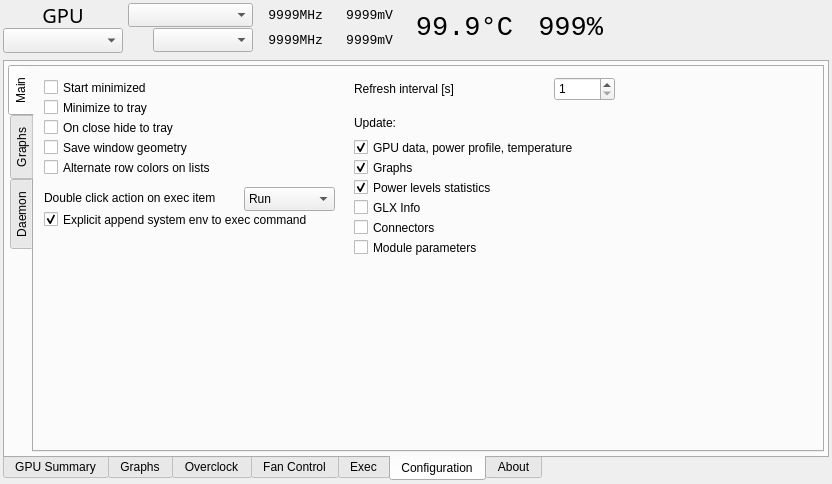
Above: radeon-profile/radeon_profile.ui from marazmista/radeon-profile before the change. Below: the same form after it.
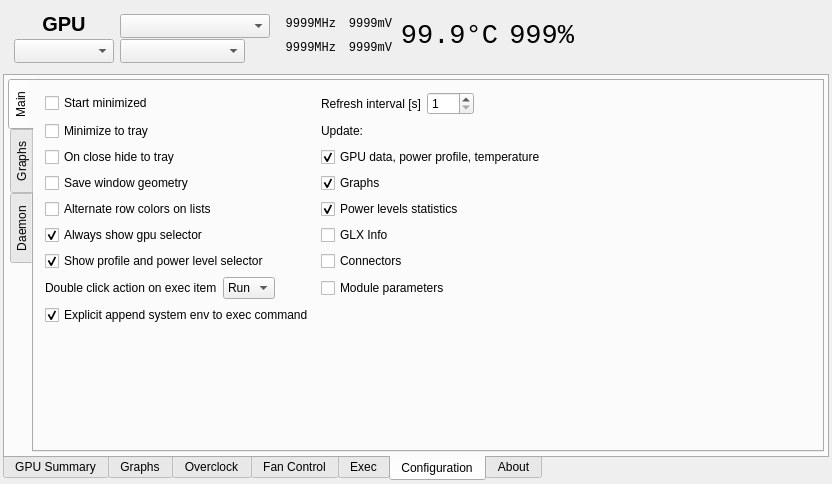
That is the form after the change. The open tabs and pages were chosen to show the change. Icons and pictures are not drawn. Custom widgets are drawn as their Qt base class.

Commit message: Added option to hide header combos

Diff of the .ui file:
```diff
--- a/radeon-profile/radeon_profile.ui
+++ b/radeon-profile/radeon_profile.ui
@@ -45,137 +45,29 @@
       <property name="minimumSize">
        <size>
         <width>696</width>
-        <height>51</height>
+        <height>65</height>
        </size>
       </property>
-      <widget class="QLabel" name="label">
-       <property name="geometry">
-        <rect>
-         <x>30</x>
-         <y>0</y>
-         <width>60</width>
-         <height>24</height>
-        </rect>
-       </property>
-       <property name="font">
-        <font>
-         <family>Noto Sans</family>
-         <pointsize>15</pointsize>
-        </font>
-       </property>
-       <property name="text">
-        <string>GPU</string>
-       </property>
-       <property name="alignment">
-        <set>Qt::AlignCenter</set>
-       </property>
-      </widget>
-      <widget class="QComboBox" name="combo_gpus">
-       <property name="geometry">
-        <rect>
-         <x>0</x>
-         <y>25</y>
-         <width>120</width>
-         <height>25</height>
-        </rect>
-       </property>
-       <property name="sizePolicy">
-        <sizepolicy hsizetype="Preferred" vsizetype="Minimum">
-         <horstretch>0</horstretch>
-         <verstretch>0</verstretch>
-        </sizepolicy>
-       </property>
-       <property name="font">
-        <font>
-         <family>Monospace</family>
-         <pointsize>10</pointsize>
-        </font>
-       </property>
-       <property name="toolTip">
-        <string>Selected GPU</string>
-       </property>
-      </widget>
-      <widget class="QComboBox" name="combo_pProfile">
-       <property name="geometry">
-        <rect>
-         <x>125</x>
-         <y>0</y>
-         <width>125</width>
-         <height>24</height>
-        </rect>
-       </property>
-       <property name="minimumSize">
+      <layout class="QGridLayout" name="gridLayout_3">
+       <item row="0" column="6">
+        <spacer name="horizontalSpacer_7">
+         <property name="orientation">
+          <enum>Qt::Horizontal</enum>
+         </property>
+         <property name="sizeHint" stdset="0">
         <size>
-         <width>100</width>
-         <height>24</height>
-        </size>
-       </property>
-       <property name="maximumSize">
-        <size>
-         <width>160</width>
-         <height>24</height>
-        </size>
-       </property>
-       <property name="font">
-        <font>
-         <family>Monospace</family>
-         <pointsize>10</pointsize>
-        </font>
-       </property>
-       <property name="toolTip">
-        <string>Power profile</string>
-       </property>
-      </widget>
-      <widget class="QComboBox" name="combo_pLevel">
-       <property name="geometry">
-        <rect>
-         <x>150</x>
-         <y>25</y>
-         <width>100</width>
-         <height>24</height>
-        </rect>
-       </property>
-       <property name="minimumSize">
-        <size>
-         <width>100</width>
-         <height>24</height>
-        </size>
-       </property>
-       <property name="maximumSize">
-        <size>
-         <width>160</width>
-         <height>24</height>
-        </size>
-       </property>
-       <property name="font">
-        <font>
-         <family>Monospace</family>
-         <pointsize>10</pointsize>
-        </font>
-       </property>
-       <property name="toolTip">
-        <string>Power level</string>
-       </property>
-      </widget>
+           <width>40</width>
+           <height>20</height>
+          </size>
+         </property>
+        </spacer>
+       </item>
+       <item row="0" column="5" rowspan="2">
       <widget class="QLabel" name="l_fanSpeed">
-       <property name="geometry">
-        <rect>
-         <x>530</x>
-         <y>0</y>
-         <width>70</width>
-         <height>50</height>
-        </rect>
-       </property>
        <property name="minimumSize">
         <size>
-         <width>40</width>
-         <height>40</height>
-        </size>
-       </property>
-       <property name="maximumSize">
-        <size>
-         <width>90</width>
-         <height>50</height>
+           <width>70</width>
+           <height>0</height>
         </size>
        </property>
        <property name="font">
@@ -194,25 +86,102 @@
         <set>Qt::AlignRight|Qt::AlignTrailing|Qt::AlignVCenter</set>
        </property>
       </widget>
+       </item>
+       <item row="0" column="1">
+        <widget class="QComboBox" name="combo_pProfile">
+         <property name="minimumSize">
+          <size>
+           <width>150</width>
+           <height>24</height>
+          </size>
+         </property>
+         <property name="maximumSize">
+          <size>
+           <width>150</width>
+           <height>25</height>
+          </size>
+         </property>
+         <property name="font">
+          <font>
+           <family>Monospace</family>
+          </font>
+         </property>
+         <property name="toolTip">
+          <string>Power profile</string>
+         </property>
+        </widget>
+       </item>
+       <item row="1" column="3">
+        <widget class="QLabel" name="l_mVolt">
+         <property name="minimumSize">
+          <size>
+           <width>50</width>
+           <height>0</height>
+          </size>
+         </property>
+         <property name="font">
+          <font>
+           <family>Monospace</family>
+          </font>
+         </property>
+         <property name="toolTip">
+          <string>I/O voltage</string>
+         </property>
+         <property name="text">
+          <string>9999mV</string>
+         </property>
+         <property name="alignment">
+          <set>Qt::AlignRight|Qt::AlignTrailing|Qt::AlignVCenter</set>
+         </property>
+        </widget>
+       </item>
+       <item row="0" column="2">
+        <widget class="QLabel" name="l_cClk">
+         <property name="minimumSize">
+          <size>
+           <width>60</width>
+           <height>0</height>
+          </size>
+         </property>
+         <property name="font">
+          <font>
+           <family>Monospace</family>
+          </font>
+         </property>
+         <property name="toolTip">
+          <string>GPU clock</string>
+         </property>
+         <property name="text">
+          <string>9999MHz</string>
+         </property>
+         <property name="alignment">
+          <set>Qt::AlignRight|Qt::AlignTrailing|Qt::AlignVCenter</set>
+         </property>
+        </widget>
+       </item>
+       <item row="0" column="0">
+        <widget class="QLabel" name="label">
+         <property name="font">
+          <font>
+           <pointsize>15</pointsize>
+           <weight>75</weight>
+           <bold>true</bold>
+          </font>
+         </property>
+         <property name="text">
+          <string>GPU</string>
+         </property>
+         <property name="alignment">
+          <set>Qt::AlignCenter</set>
+         </property>
+        </widget>
+       </item>
+       <item row="0" column="4" rowspan="2">
       <widget class="QLabel" name="l_temp">
-       <property name="geometry">
-        <rect>
-         <x>410</x>
-         <y>0</y>
-         <width>100</width>
-         <height>50</height>
-        </rect>
-       </property>
        <property name="minimumSize">
         <size>
-         <width>40</width>
-         <height>40</height>
-        </size>
-       </property>
-       <property name="maximumSize">
-        <size>
-         <width>120</width>
-         <height>50</height>
+           <width>100</width>
+           <height>0</height>
         </size>
        </property>
        <property name="font">
@@ -231,68 +200,42 @@
         <set>Qt::AlignRight|Qt::AlignTrailing|Qt::AlignVCenter</set>
        </property>
       </widget>
-      <widget class="QLabel" name="l_cClk">
-       <property name="geometry">
-        <rect>
-         <x>260</x>
-         <y>0</y>
-         <width>60</width>
-         <height>25</height>
-        </rect>
-       </property>
+       </item>
+       <item row="1" column="0">
+        <widget class="QComboBox" name="combo_gpus">
        <property name="minimumSize">
         <size>
-         <width>40</width>
-         <height>20</height>
+           <width>100</width>
+           <height>24</height>
         </size>
        </property>
        <property name="maximumSize">
         <size>
-         <width>70</width>
+           <width>100</width>
          <height>25</height>
         </size>
        </property>
        <property name="font">
         <font>
          <family>Monospace</family>
-         <pointsize>10</pointsize>
         </font>
        </property>
        <property name="toolTip">
-        <string>GPU clock</string>
-       </property>
-       <property name="text">
-        <string>9999MHz</string>
-       </property>
-       <property name="alignment">
-        <set>Qt::AlignRight|Qt::AlignTrailing|Qt::AlignVCenter</set>
-       </property>
-      </widget>
+          <string>Selected GPU</string>
+         </property>
+        </widget>
+       </item>
+       <item row="1" column="2">
       <widget class="QLabel" name="l_mClk">
-       <property name="geometry">
-        <rect>
-         <x>260</x>
-         <y>25</y>
-         <width>60</width>
-         <height>25</height>
-        </rect>
-       </property>
        <property name="minimumSize">
         <size>
-         <width>40</width>
-         <height>20</height>
-        </size>
-       </property>
-       <property name="maximumSize">
-        <size>
-         <width>70</width>
-         <height>25</height>
+           <width>60</width>
+           <height>0</height>
         </size>
        </property>
        <property name="font">
         <font>
          <family>Monospace</family>
-         <pointsize>10</pointsize>
         </font>
        </property>
        <property name="toolTip">
@@ -305,39 +248,23 @@
         <set>Qt::AlignRight|Qt::AlignTrailing|Qt::AlignVCenter</set>
        </property>
       </widget>
+       </item>
+       <item row="0" column="3">
       <widget class="QLabel" name="l_cVolt">
-       <property name="geometry">
-        <rect>
-         <x>340</x>
-         <y>0</y>
-         <width>50</width>
-         <height>25</height>
-        </rect>
-       </property>
        <property name="minimumSize">
         <size>
-         <width>40</width>
-         <height>20</height>
-        </size>
-       </property>
-       <property name="maximumSize">
-        <size>
-         <width>80</width>
-         <height>25</height>
+           <width>50</width>
+           <height>0</height>
         </size>
        </property>
        <property name="font">
         <font>
          <family>Monospace</family>
-         <pointsize>10</pointsize>
         </font>
        </property>
        <property name="toolTip">
         <string>GPU voltage</string>
        </property>
-       <property name="lineWidth">
-        <number>1</number>
-       </property>
        <property name="text">
         <string>9999mV</string>
        </property>
@@ -345,43 +272,32 @@
         <set>Qt::AlignRight|Qt::AlignTrailing|Qt::AlignVCenter</set>
        </property>
       </widget>
-      <widget class="QLabel" name="l_mVolt">
-       <property name="geometry">
-        <rect>
-         <x>340</x>
-         <y>25</y>
-         <width>50</width>
-         <height>25</height>
-        </rect>
-       </property>
+       </item>
+       <item row="1" column="1">
+        <widget class="QComboBox" name="combo_pLevel">
        <property name="minimumSize">
         <size>
-         <width>40</width>
-         <height>20</height>
+           <width>125</width>
+           <height>24</height>
         </size>
        </property>
        <property name="maximumSize">
         <size>
-         <width>60</width>
+           <width>125</width>
          <height>25</height>
         </size>
        </property>
        <property name="font">
         <font>
          <family>Monospace</family>
-         <pointsize>10</pointsize>
         </font>
        </property>
        <property name="toolTip">
-        <string>I/O voltage</string>
-       </property>
-       <property name="text">
-        <string>9999mV</string>
-       </property>
-       <property name="alignment">
-        <set>Qt::AlignRight|Qt::AlignTrailing|Qt::AlignVCenter</set>
-       </property>
-      </widget>
+          <string>Power level</string>
+         </property>
+        </widget>
+       </item>
+      </layout>
      </widget>
     </item>
     <item>
@@ -2894,28 +2810,16 @@
            <attribute name="title">
             <string>Main</string>
            </attribute>
+           <layout class="QGridLayout" name="gridLayout_13">
+            <item row="0" column="0">
            <widget class="QCheckBox" name="cb_startMinimized">
-            <property name="geometry">
-             <rect>
-              <x>10</x>
-              <y>10</y>
-              <width>289</width>
-              <height>21</height>
-             </rect>
-            </property>
             <property name="text">
              <string>Start minimized</string>
             </property>
            </widget>
+            </item>
+            <item row="1" column="0">
            <widget class="QCheckBox" name="cb_minimizeTray">
-            <property name="geometry">
-             <rect>
-              <x>10</x>
-              <y>30</y>
-              <width>289</width>
-              <height>21</height>
-             </rect>
-            </property>
             <property name="sizePolicy">
              <sizepolicy hsizetype="MinimumExpanding" vsizetype="Fixed">
               <horstretch>0</horstretch>
@@ -2926,15 +2830,9 @@
              <string>Minimize to tray</string>
             </property>
            </widget>
+            </item>
+            <item row="2" column="0">
            <widget class="QCheckBox" name="cb_closeTray">
-            <property name="geometry">
-             <rect>
-              <x>10</x>
-              <y>50</y>
-              <width>289</width>
-              <height>21</height>
-             </rect>
-            </property>
             <property name="sizePolicy">
              <sizepolicy hsizetype="Preferred" vsizetype="Fixed">
               <horstretch>0</horstretch>
@@ -2945,54 +2843,38 @@
              <string>On close hide to tray</string>
             </property>
            </widget>
+            </item>
+            <item row="3" column="0">
            <widget class="QCheckBox" name="cb_saveWindowGeometry">
-            <property name="geometry">
-             <rect>
-              <x>10</x>
-              <y>70</y>
-              <width>289</width>
-              <height>21</height>
-             </rect>
-            </property>
             <property name="text">
              <string>Save window geometry</string>
             </property>
            </widget>
+            </item>
+            <item row="4" column="0">
            <widget class="QCheckBox" name="cb_alternateRow">
-            <property name="geometry">
-             <rect>
-              <x>10</x>
-              <y>90</y>
-              <width>289</width>
-              <height>21</height>
-             </rect>
-            </property>
             <property name="text">
              <string>Alternate row colors on lists</string>
             </property>
            </widget>
+            </item>
+            <item row="0" column="1">
+             <layout class="QHBoxLayout" name="horizontalLayout_16">
+              <item>
            <widget class="QLabel" name="label_2">
-            <property name="geometry">
-             <rect>
-              <x>320</x>
-              <y>10</y>
-              <width>161</width>
-              <height>24</height>
-             </rect>
+                <property name="sizePolicy">
+                 <sizepolicy hsizetype="Maximum" vsizetype="Preferred">
+                  <horstretch>0</horstretch>
+                  <verstretch>0</verstretch>
+                 </sizepolicy>
             </property>
             <property name="text">
              <string>Refresh interval [s]</string>
             </property>
            </widget>
+              </item>
+              <item>
            <widget class="QDoubleSpinBox" name="spin_timerInterval">
-            <property name="geometry">
-             <rect>
-              <x>520</x>
-              <y>10</y>
-              <width>61</width>
-              <height>24</height>
-             </rect>
-            </property>
             <property name="decimals">
              <number>0</number>
             </property>
@@ -3006,15 +2888,24 @@
              <double>1.000000000000000</double>
             </property>
            </widget>
+              </item>
+              <item>
+               <spacer name="horizontalSpacer_10">
+                <property name="orientation">
+                 <enum>Qt::Horizontal</enum>
+                </property>
+                <property name="sizeHint" stdset="0">
+                 <size>
+                  <width>40</width>
+                  <height>20</height>
+                 </size>
+                </property>
+               </spacer>
+              </item>
+             </layout>
+            </item>
+            <item row="1" column="1">
            <widget class="QLabel" name="label_5">
-            <property name="geometry">
-             <rect>
-              <x>320</x>
-              <y>50</y>
-              <width>289</width>
-              <height>12</height>
-             </rect>
-            </property>
             <property name="maximumSize">
              <size>
               <width>16777215</width>
@@ -3025,21 +2916,9 @@
              <string>Update:</string>
             </property>
            </widget>
+            </item>
+            <item row="2" column="1">
            <widget class="QCheckBox" name="cb_gpuData">
-            <property name="geometry">
-             <rect>
-              <x>320</x>
-              <y>70</y>
-              <width>289</width>
-              <height>21</height>
-             </rect>
-            </property>
-            <property name="sizePolicy">
-             <sizepolicy hsizetype="MinimumExpanding" vsizetype="Fixed">
-              <horstretch>0</horstretch>
-              <verstretch>0</verstretch>
-             </sizepolicy>
-            </property>
             <property name="text">
              <string>GPU data, power profile, temperature</string>
             </property>
@@ -3047,15 +2926,9 @@
              <bool>true</bool>
             </property>
            </widget>
+            </item>
+            <item row="3" column="1">
            <widget class="QCheckBox" name="cb_graphs">
-            <property name="geometry">
-             <rect>
-              <x>320</x>
-              <y>90</y>
-              <width>289</width>
-              <height>21</height>
-             </rect>
-            </property>
             <property name="sizePolicy">
              <sizepolicy hsizetype="MinimumExpanding" vsizetype="Fixed">
               <horstretch>0</horstretch>
@@ -3069,15 +2942,9 @@
              <bool>true</bool>
             </property>
            </widget>
+            </item>
+            <item row="4" column="1">
            <widget class="QCheckBox" name="cb_stats">
-            <property name="geometry">
-             <rect>
-              <x>320</x>
-              <y>110</y>
-              <width>289</width>
-              <height>21</height>
-             </rect>
-            </property>
             <property name="text">
              <string>Power levels statistics</string>
             </property>
@@ -3085,15 +2952,9 @@
              <bool>true</bool>
             </property>
            </widget>
+            </item>
+            <item row="5" column="1">
            <widget class="QCheckBox" name="cb_glxInfo">
-            <property name="geometry">
-             <rect>
-              <x>320</x>
-              <y>130</y>
-              <width>289</width>
-              <height>21</height>
-             </rect>
-            </property>
             <property name="sizePolicy">
              <sizepolicy hsizetype="MinimumExpanding" vsizetype="Fixed">
               <horstretch>0</horstretch>
@@ -3104,15 +2965,9 @@
              <string>GLX Info</string>
             </property>
            </widget>
+            </item>
+            <item row="6" column="1">
            <widget class="QCheckBox" name="cb_connectors">
-            <property name="geometry">
-             <rect>
-              <x>320</x>
-              <y>150</y>
-              <width>289</width>
-              <height>21</height>
-             </rect>
-            </property>
             <property name="sizePolicy">
              <sizepolicy hsizetype="MinimumExpanding" vsizetype="Fixed">
               <horstretch>0</horstretch>
@@ -3123,15 +2978,9 @@
              <string>Connectors</string>
             </property>
            </widget>
+            </item>
+            <item row="7" column="1">
            <widget class="QCheckBox" name="cb_modParams">
-            <property name="geometry">
-             <rect>
-              <x>320</x>
-              <y>170</y>
-              <width>289</width>
-              <height>21</height>
-             </rect>
-            </property>
             <property name="sizePolicy">
              <sizepolicy hsizetype="MinimumExpanding" vsizetype="Fixed">
               <horstretch>0</horstretch>
@@ -3142,48 +2991,9 @@
              <string>Module parameters</string>
             </property>
            </widget>
-           <widget class="QComboBox" name="cb_execDbcAction">
-            <property name="geometry">
-             <rect>
-              <x>210</x>
-              <y>120</y>
-              <width>91</width>
-              <height>24</height>
-             </rect>
-            </property>
-            <item>
-             <property name="text">
-              <string>Run</string>
-             </property>
             </item>
-            <item>
-             <property name="text">
-              <string>Edit</string>
-             </property>
-            </item>
-           </widget>
-           <widget class="QLabel" name="label_16">
-            <property name="geometry">
-             <rect>
-              <x>10</x>
-              <y>120</y>
-              <width>181</width>
-              <height>21</height>
-             </rect>
-            </property>
-            <property name="text">
-             <string>Double click action on exec item</string>
-            </property>
-           </widget>
+            <item row="8" column="0">
            <widget class="QCheckBox" name="cb_execSysEnv">
-            <property name="geometry">
-             <rect>
-              <x>10</x>
-              <y>142</y>
-              <width>291</width>
-              <height>21</height>
-             </rect>
-            </property>
             <property name="text">
              <string>Explicit append system env to exec command</string>
             </property>
@@ -3191,6 +3001,92 @@
              <bool>true</bool>
             </property>
            </widget>
+            </item>
+            <item row="7" column="0">
+             <layout class="QHBoxLayout" name="horizontalLayout_15">
+              <item>
+               <widget class="QLabel" name="label_16">
+                <property name="text">
+                 <string>Double click action on exec item</string>
+                </property>
+               </widget>
+              </item>
+              <item>
+               <widget class="QComboBox" name="cb_execDbcAction">
+                <item>
+                 <property name="text">
+                  <string>Run</string>
+                 </property>
+                </item>
+                <item>
+                 <property name="text">
+                  <string>Edit</string>
+                 </property>
+                </item>
+               </widget>
+              </item>
+              <item>
+               <spacer name="horizontalSpacer_9">
+                <property name="orientation">
+                 <enum>Qt::Horizontal</enum>
+                </property>
+                <property name="sizeHint" stdset="0">
+                 <size>
+                  <width>40</width>
+                  <height>20</height>
+                 </size>
+                </property>
+               </spacer>
+              </item>
+             </layout>
+            </item>
+            <item row="5" column="0">
+             <widget class="QCheckBox" name="cb_showAlwaysGpuSelector">
+              <property name="text">
+               <string>Always show gpu selector</string>
+              </property>
+              <property name="checked">
+               <bool>true</bool>
+              </property>
+             </widget>
+            </item>
+            <item row="6" column="0">
+             <widget class="QCheckBox" name="cb_showCombo">
+              <property name="text">
+               <string>Show profile and power level selector</string>
+              </property>
+              <property name="checked">
+               <bool>true</bool>
+              </property>
+             </widget>
+            </item>
+            <item row="10" column="0">
+             <spacer name="verticalSpacer_5">
+              <property name="orientation">
+               <enum>Qt::Vertical</enum>
+              </property>
+              <property name="sizeHint" stdset="0">
+               <size>
+                <width>20</width>
+                <height>40</height>
+               </size>
+              </property>
+             </spacer>
+            </item>
+            <item row="0" column="2">
+             <spacer name="horizontalSpacer_8">
+              <property name="orientation">
+               <enum>Qt::Horizontal</enum>
+              </property>
+              <property name="sizeHint" stdset="0">
+               <size>
+                <width>40</width>
+                <height>20</height>
+               </size>
+              </property>
+             </spacer>
+            </item>
+           </layout>
           </widget>
           <widget class="QWidget" name="tab_graphsConfig">
            <attribute name="title">
```
Left out of the diff: 203 changed lines with no effect on the pictures. Lines whose indentation alone changed are shown as unchanged. The commit also changes 6 other files.
